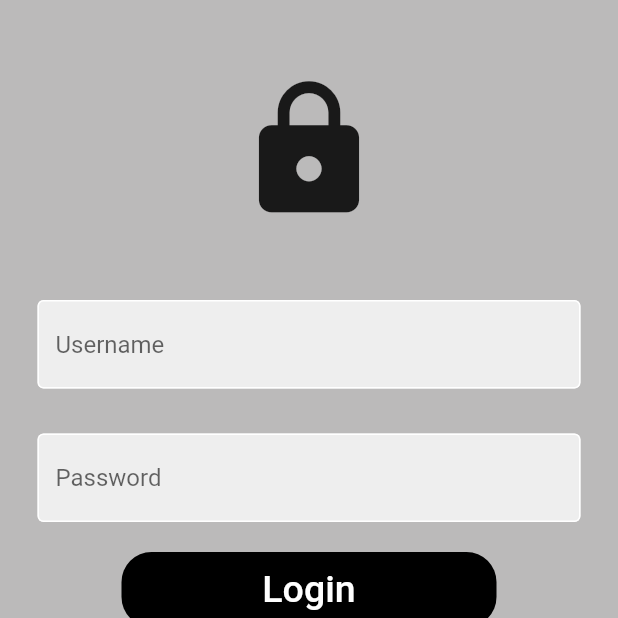
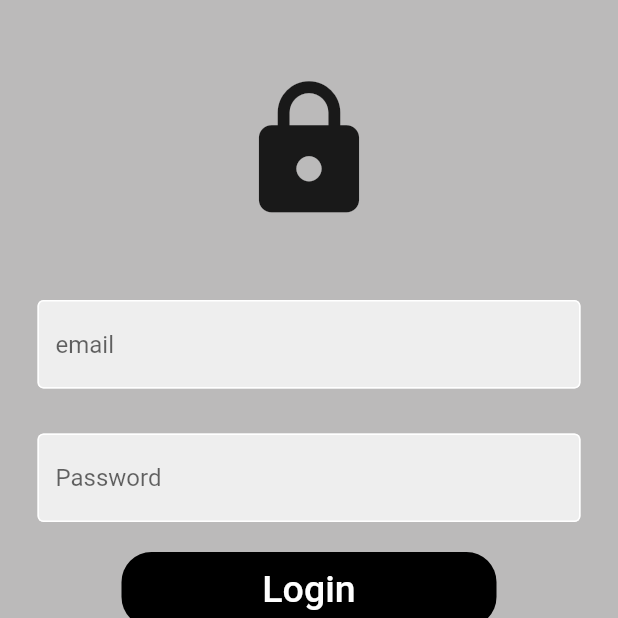
Before and after one commit to vier21/flutter_project_moody, a Flutter app: the screen it shows after launch, after a tap on "Login", on a phone screen of 412 x 824 dp, the top half of it. Run offline on Flutter 3.47's test engine with Material 2 defaults, Android fonts, the phone set to English and light mode, and no system bars; our stand-ins replace cloud_firestore, firebase_auth, firebase_core, google_fonts; missing offline and left inert: flutter_emoji_feedback; accounts and stored records are empty.

Commit message:
login register done

```diff
--- a/lib/main.dart
+++ b/lib/main.dart
@@ -3,8 +3,9 @@ import 'package:firebase_core/firebase_core.dart';
 import 'firebase_options.dart';
 import 'HomePage.dart';
 import 'RegisterPage.dart';
+import 'package:firebase_auth/firebase_auth.dart';
 
-Future<void> main() async {
+void main() async {
   WidgetsFlutterBinding.ensureInitialized();
   await Firebase.initializeApp(options: DefaultFirebaseOptions.currentPlatform);
   runApp(MyApp());
@@ -26,20 +27,34 @@ class LoginDemo extends StatefulWidget {
 }
 
 class _LoginDemoState extends State<LoginDemo> {
-  String username = '';
+  String email = '';
   String password = '';
-  void _handleLogin() {
-    if (username.isEmpty || password.isEmpty) {
-      final snackBar =
-          SnackBar(content: Text('Username dan Password harus diisi'));
+  final FirebaseAuth _firebaseAuth = FirebaseAuth.instance;
+
+  void _handleLogin() async {
+    if (email.isEmpty || password.isEmpty) {
+      final snackBar = SnackBar(content: Text('Username dan Password harus diisi'));
       ScaffoldMessenger.of(context).showSnackBar(snackBar);
     } else {
-      final snackBar = SnackBar(content: Text('Berhasil login '));
-      ScaffoldMessenger.of(context).showSnackBar(snackBar);
-      Future.delayed(Duration(seconds: 1), () {
-        Navigator.pushReplacement(
-            context, MaterialPageRoute(builder: (_) => HomePage()));
-      });
+      try {
+        final UserCredential userCredential = await _firebaseAuth.signInWithEmailAndPassword(
+          email: email,
+          password: password,
+        );
+        if (userCredential.user != null) {
+          final snackBar = SnackBar(content: Text('Berhasil login'));
+          ScaffoldMessenger.of(context).showSnackBar(snackBar);
+          Future.delayed(Duration(seconds: 1), () {
+            Navigator.pushReplacement(
+              context,
+              MaterialPageRoute(builder: (_) => HomePage()),
+            );
+          });
+        }
+      } catch (e) {
+        final snackBar = SnackBar(content: Text('Gagal login: ${e.toString()}'));
+        ScaffoldMessenger.of(context).showSnackBar(snackBar);
+      }
     }
   }
 
@@ -68,7 +83,7 @@ class _LoginDemoState extends State<LoginDemo> {
               child: TextField(
                 onChanged: (value) {
                   setState(() {
-                    username = value;
+                    email = value;
                   });
                 },
                 decoration: InputDecoration(
@@ -80,7 +95,7 @@ class _LoginDemoState extends State<LoginDemo> {
                   ),
                   fillColor: Colors.grey.shade200,
                   filled: true,
-                  hintText: 'Username',
+                  hintText: 'email',
                 ),
               ),
             ),
```
